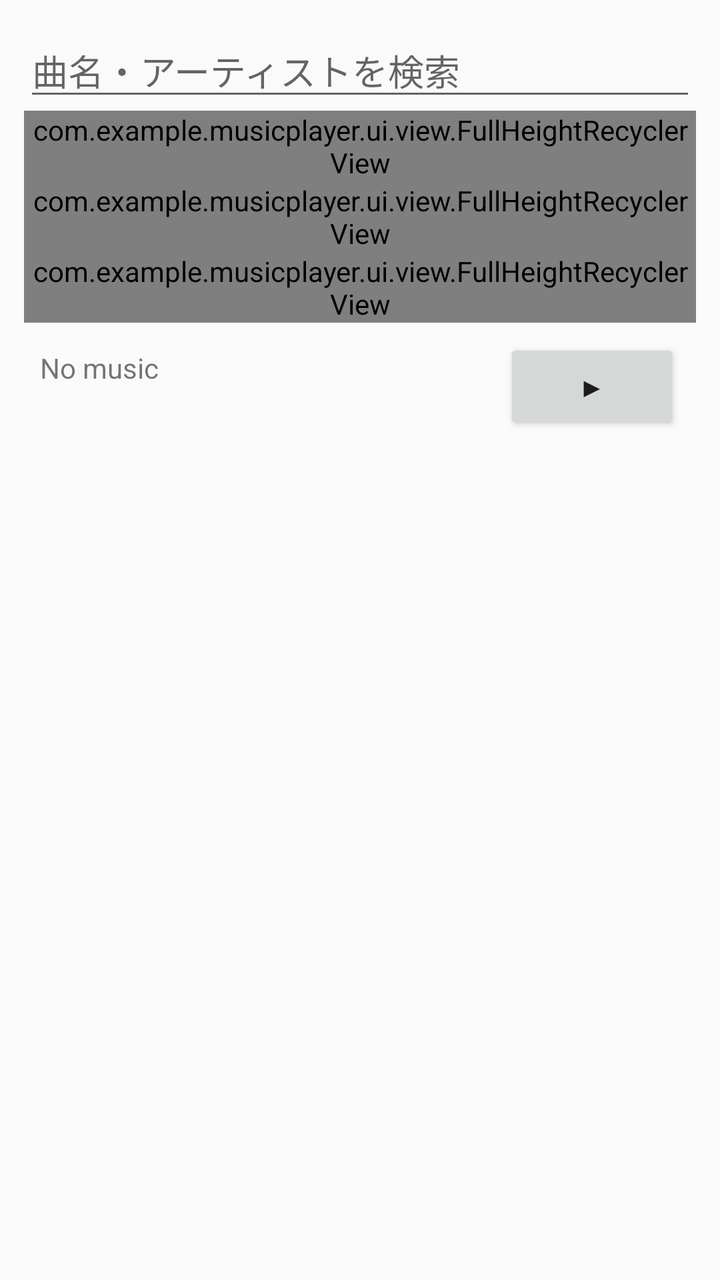
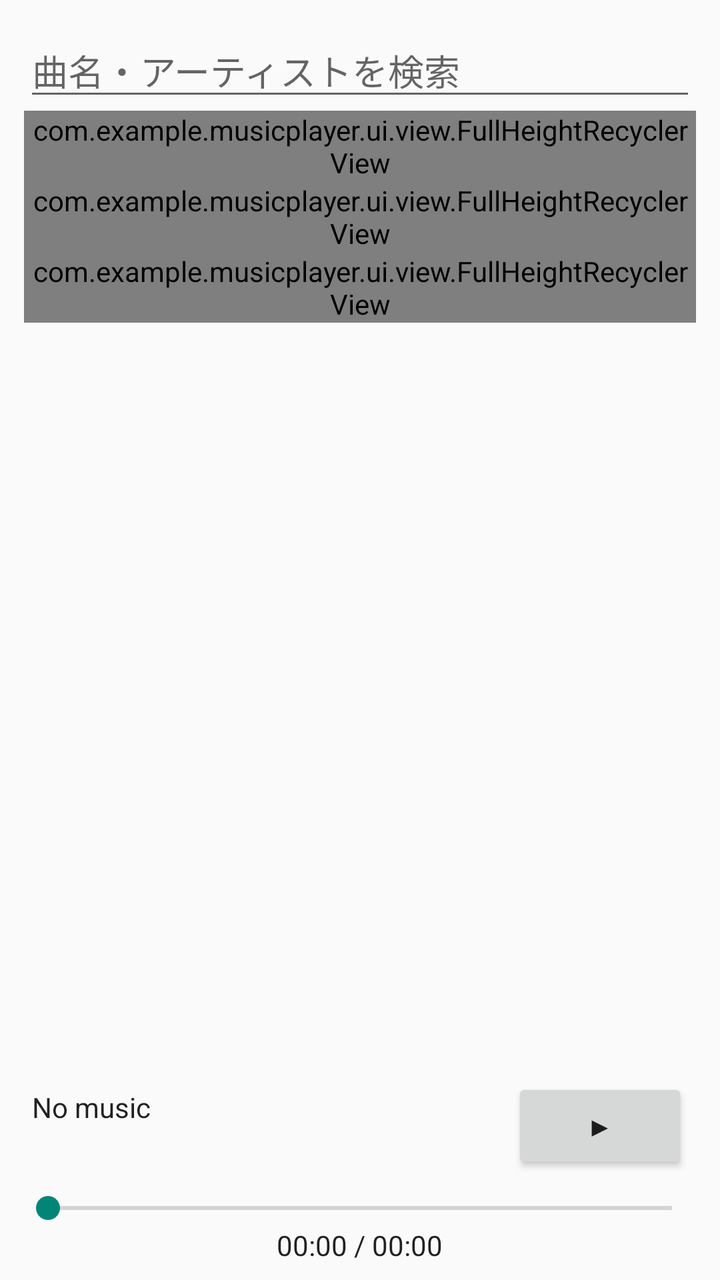

An Android layout rendered at two revisions. The XML below is the earlier revision; the diff shows what the commit changed to produce the second picture.
<!-- AndroidManifest.xml: application theme Theme.AppCompat.DayNight.DarkActionBar -->
<!-- res/layout/activity_search.xml -->
<?xml version="1.0" encoding="utf-8"?>
<ScrollView xmlns:android="http://schemas.android.com/apk/res/android"
    android:layout_width="match_parent" android:layout_height="match_parent">
    <LinearLayout android:layout_width="match_parent" android:layout_height="wrap_content"
        android:orientation="vertical" android:padding="12dp">
        <EditText android:id="@+id/searchInput" android:hint="曲名・アーティストを検索"
            android:layout_width="match_parent" android:layout_height="wrap_content" />
        <TextView android:id="@+id/searchSongsLabel" android:text="楽曲" android:textStyle="bold" android:visibility="gone" android:layout_width="match_parent" android:layout_height="wrap_content" />
        <TextView android:id="@+id/searchSongsEmpty" android:text="該当する楽曲がありません" android:visibility="gone" android:padding="8dp" android:layout_width="match_parent" android:layout_height="wrap_content" />
        <com.example.musicplayer.ui.view.FullHeightRecyclerView android:id="@+id/searchSongs"
            android:layout_width="match_parent" android:layout_height="wrap_content"
            android:nestedScrollingEnabled="false" />
        <TextView android:id="@+id/searchArtistsLabel" android:text="アーティスト" android:textStyle="bold" android:visibility="gone" android:layout_width="match_parent" android:layout_height="wrap_content" />
        <TextView android:id="@+id/searchArtistsEmpty" android:text="該当するアーティストがありません" android:visibility="gone" android:padding="8dp" android:layout_width="match_parent" android:layout_height="wrap_content" />
        <com.example.musicplayer.ui.view.FullHeightRecyclerView android:id="@+id/searchArtists"
            android:layout_width="match_parent" android:layout_height="wrap_content"
            android:nestedScrollingEnabled="false" />
        <TextView android:id="@+id/searchAlbumsLabel" android:text="アルバム" android:textStyle="bold" android:visibility="gone" android:layout_width="match_parent" android:layout_height="wrap_content" />
        <TextView android:id="@+id/searchAlbumsEmpty" android:text="該当するアルバムがありません" android:visibility="gone" android:padding="8dp" android:layout_width="match_parent" android:layout_height="wrap_content" />
        <com.example.musicplayer.ui.view.FullHeightRecyclerView android:id="@+id/searchAlbums"
            android:layout_width="match_parent" android:layout_height="wrap_content"
            android:nestedScrollingEnabled="false" />
        <include layout="@layout/mini_player" />
    </LinearLayout>
</ScrollView>
<!-- res/layout/mini_player.xml (included above) -->
<?xml version="1.0" encoding="utf-8"?>
<LinearLayout xmlns:android="http://schemas.android.com/apk/res/android"
    android:id="@+id/miniPlayer"
    android:layout_width="match_parent"
    android:layout_height="wrap_content"
    android:orientation="horizontal"
    android:gravity="center_vertical"
    android:padding="8dp"
    android:background="?android:attr/colorBackground">
    <LinearLayout
        android:layout_width="0dp"
        android:layout_height="wrap_content"
        android:layout_weight="1"
        android:orientation="vertical">
        <TextView android:id="@+id/miniTitle" android:layout_width="match_parent" android:layout_height="wrap_content" android:text="No music" android:maxLines="1" android:ellipsize="end" />
        <TextView android:id="@+id/miniArtist" android:layout_width="match_parent" android:layout_height="wrap_content" android:alpha="0.7" android:maxLines="1" android:ellipsize="end" />
    </LinearLayout>
    <Button android:id="@+id/miniPlayPause" android:layout_width="wrap_content" android:layout_height="wrap_content" android:text="▶" />
</LinearLayout>
<!-- resources referenced by this layout -->
<resources>

</resources>

<!-- the commit's change to res/layout/activity_search.xml (unified diff, before → after) -->
@@ -1,45 +1,57 @@
 <?xml version="1.0" encoding="utf-8"?>
-<ScrollView xmlns:android="http://schemas.android.com/apk/res/android"
-    android:layout_width="match_parent" android:layout_height="match_parent">
-    <LinearLayout android:layout_width="match_parent" android:layout_height="wrap_content"
-        android:orientation="vertical" android:padding="12dp">
-        <EditText android:id="@+id/searchInput" android:hint="曲名・アーティストを検索"
-            android:layout_width="match_parent" android:layout_height="wrap_content" />
-        <TextView android:id="@+id/searchSongsLabel" android:text="楽曲" android:textStyle="bold" android:visibility="gone" android:layout_width="match_parent" android:layout_height="wrap_content" />
-        <TextView android:id="@+id/searchSongsEmpty" android:text="該当する楽曲がありません" android:visibility="gone" android:padding="8dp" android:layout_width="match_parent" android:layout_height="wrap_content" />
-        <com.example.musicplayer.ui.view.FullHeightRecyclerView android:id="@+id/searchSongs"
-            android:layout_width="match_parent" android:layout_height="wrap_content"
-            android:nestedScrollingEnabled="false" />
-        <TextView android:id="@+id/searchArtistsLabel" android:text="アーティスト" android:textStyle="bold" android:visibility="gone" android:layout_width="match_parent" android:layout_height="wrap_content" />
-        <TextView android:id="@+id/searchArtistsEmpty" android:text="該当するアーティストがありません" android:visibility="gone" android:padding="8dp" android:layout_width="match_parent" android:layout_height="wrap_content" />
-        <com.example.musicplayer.ui.view.FullHeightRecyclerView android:id="@+id/searchArtists"
-            android:layout_width="match_parent" android:layout_height="wrap_content"
-            android:nestedScrollingEnabled="false" />
-        <TextView android:id="@+id/searchAlbumsLabel" android:text="アルバム" android:textStyle="bold" android:visibility="gone" android:layout_width="match_parent" android:layout_height="wrap_content" />
-        <TextView android:id="@+id/searchAlbumsEmpty" android:text="該当するアルバムがありません" android:visibility="gone" android:padding="8dp" android:layout_width="match_parent" android:layout_height="wrap_content" />
-        <com.example.musicplayer.ui.view.FullHeightRecyclerView android:id="@+id/searchAlbums"
-            android:layout_width="match_parent" android:layout_height="wrap_content"
-            android:nestedScrollingEnabled="false" />
-        <include layout="@layout/mini_player" />
-    </LinearLayout>
-</ScrollView>
+<LinearLayout xmlns:android="http://schemas.android.com/apk/res/android"
+    android:layout_width="match_parent" android:layout_height="match_parent"
+    android:orientation="vertical">
+    <ScrollView
+        android:layout_width="match_parent" android:layout_height="0dp" android:layout_weight="1">
+        <LinearLayout android:layout_width="match_parent" android:layout_height="wrap_content"
+            android:orientation="vertical" android:padding="12dp">
+            <EditText android:id="@+id/searchInput" android:hint="曲名・アーティストを検索"
+                android:layout_width="match_parent" android:layout_height="wrap_content" />
+            <TextView android:id="@+id/searchSongsLabel" android:text="楽曲" android:textStyle="bold" android:visibility="gone" android:layout_width="match_parent" android:layout_height="wrap_content" />
+            <TextView android:id="@+id/searchSongsEmpty" android:text="該当する楽曲がありません" android:visibility="gone" android:padding="8dp" android:layout_width="match_parent" android:layout_height="wrap_content" />
+            <com.example.musicplayer.ui.view.FullHeightRecyclerView android:id="@+id/searchSongs"
+                android:layout_width="match_parent" android:layout_height="wrap_content"
+                android:nestedScrollingEnabled="false" />
+            <TextView android:id="@+id/searchArtistsLabel" android:text="アーティスト" android:textStyle="bold" android:visibility="gone" android:layout_width="match_parent" android:layout_height="wrap_content" />
+            <TextView android:id="@+id/searchArtistsEmpty" android:text="該当するアーティストがありません" android:visibility="gone" android:padding="8dp" android:layout_width="match_parent" android:layout_height="wrap_content" />
+            <com.example.musicplayer.ui.view.FullHeightRecyclerView android:id="@+id/searchArtists"
+                android:layout_width="match_parent" android:layout_height="wrap_content"
+                android:nestedScrollingEnabled="false" />
+            <TextView android:id="@+id/searchAlbumsLabel" android:text="アルバム" android:textStyle="bold" android:visibility="gone" android:layout_width="match_parent" android:layout_height="wrap_content" />
+            <TextView android:id="@+id/searchAlbumsEmpty" android:text="該当するアルバムがありません" android:visibility="gone" android:padding="8dp" android:layout_width="match_parent" android:layout_height="wrap_content" />
+            <com.example.musicplayer.ui.view.FullHeightRecyclerView android:id="@+id/searchAlbums"
+                android:layout_width="match_parent" android:layout_height="wrap_content"
+                android:nestedScrollingEnabled="false" />
+        </LinearLayout>
+    </ScrollView>
+    <include layout="@layout/mini_player" />
+</LinearLayout>
 <!-- res/layout/mini_player.xml (included above) -->
 <?xml version="1.0" encoding="utf-8"?>
 <LinearLayout xmlns:android="http://schemas.android.com/apk/res/android"
     android:id="@+id/miniPlayer"
     android:layout_width="match_parent"
     android:layout_height="wrap_content"
-    android:orientation="horizontal"
-    android:gravity="center_vertical"
+    android:orientation="vertical"
     android:padding="8dp"
     android:background="?android:attr/colorBackground">
     <LinearLayout
-        android:layout_width="0dp"
-        android:layout_height="wrap_content"
-        android:layout_weight="1"
-        android:orientation="vertical">
-        <TextView android:id="@+id/miniTitle" android:layout_width="match_parent" android:layout_height="wrap_content" android:text="No music" android:maxLines="1" android:ellipsize="end" />
-        <TextView android:id="@+id/miniArtist" android:layout_width="match_parent" android:layout_height="wrap_content" android:alpha="0.7" android:maxLines="1" android:ellipsize="end" />
+        android:layout_width="match_parent"
+        android:layout_height="64dp"
+        android:orientation="horizontal"
+        android:padding="8dp"
+        android:gravity="center_vertical">
+        <LinearLayout
+            android:layout_width="0dp"
+            android:layout_height="wrap_content"
+            android:layout_weight="1"
+            android:orientation="vertical">
+            <TextView android:id="@+id/miniTitle" android:layout_width="match_parent" android:layout_height="wrap_content" android:text="No music" android:textColor="?android:attr/textColorPrimary" android:maxLines="1" android:ellipsize="end" />
+            <TextView android:id="@+id/miniArtist" android:layout_width="match_parent" android:layout_height="wrap_content" android:alpha="0.7" android:maxLines="1" android:ellipsize="end" android:textColor="?android:attr/textColorSecondary" />
+        </LinearLayout>
+        <Button android:id="@+id/miniPlayPause" android:text="▶" android:layout_width="wrap_content" android:layout_height="wrap_content" />
     </LinearLayout>
-    <Button android:id="@+id/miniPlayPause" android:layout_width="wrap_content" android:layout_height="wrap_content" android:text="▶" />
+    <SeekBar android:id="@+id/miniSeekBar" android:layout_width="match_parent" android:layout_height="wrap_content" />
+    <TextView android:id="@+id/miniTimeText" android:text="00:00 / 00:00" android:layout_width="wrap_content" android:layout_height="wrap_content" android:textColor="?android:attr/textColorPrimary" android:layout_gravity="center" />
 </LinearLayout>
